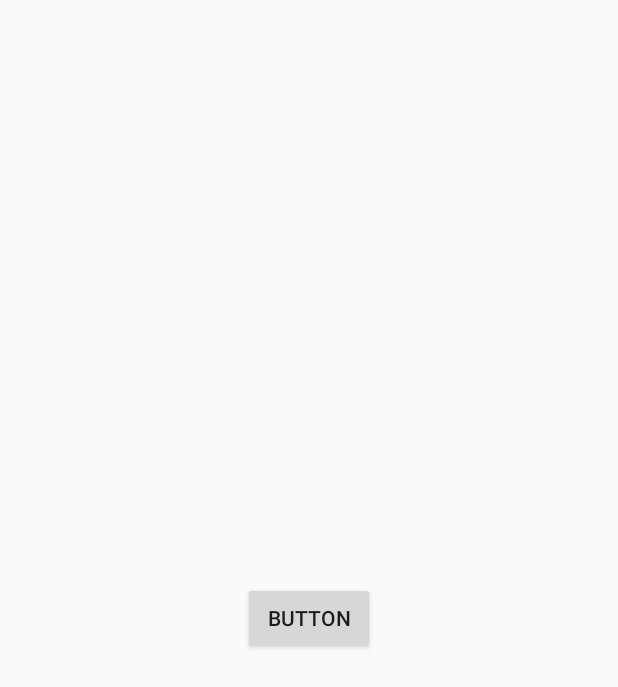
After one commit to MarkXVI/BikeTracker, an Android app: the fragment RegisterFragment placed in its activity, on a phone screen of 412 x 824 dp. The commit adds this screen. Shown: the top 687 px of the screen. Run offline under Robolectric (Android 15) with nearby library versions, the light colour scheme and no system bars.

Commit message:
Added buttons for changing between login and register fragments

```diff
--- /dev/null
+++ b/app/src/main/java/com/example/biketracker/LoginActivity.java
@@ -0,0 +1,15 @@
+package com.example.biketracker;
+
+import android.os.Bundle;
+
+import androidx.appcompat.app.AppCompatActivity;
+
+public class LoginActivity extends AppCompatActivity {
+
+    @Override
+    protected void onCreate(Bundle savedInstanceState) {
+        super.onCreate(savedInstanceState);
+        setContentView(R.layout.activity_login);
+
+    }
+}
--- a/app/src/main/java/com/example/biketracker/ui/login/LoginFragment.java
+++ b/app/src/main/java/com/example/biketracker/ui/login/LoginFragment.java
@@ -1,37 +1,39 @@
 package com.example.biketracker.ui.login;
 
+import android.content.Intent;
 import android.os.Bundle;
 import android.view.LayoutInflater;
 import android.view.View;
 import android.view.ViewGroup;
-import android.widget.TextView;
+import android.widget.Button;
 
-import androidx.annotation.NonNull;
 import androidx.fragment.app.Fragment;
-import androidx.lifecycle.ViewModelProvider;
+import androidx.fragment.app.FragmentManager;
 
-import com.example.biketracker.databinding.FragmentLoginBinding;
+import com.example.biketracker.MainActivity;
+import com.example.biketracker.R;
 
 public class LoginFragment extends Fragment {
 
-    private FragmentLoginBinding binding;
+    @Override
+    public View onCreateView(LayoutInflater inflater, ViewGroup container, Bundle savedInstanceState) {
+        View rootView = inflater.inflate(R.layout.fragment_login, container, false);
+        Button btnRegister = rootView.findViewById(R.id.buttonCreateAccount);
 
-    public View onCreateView(@NonNull LayoutInflater inflater,
-                             ViewGroup container, Bundle savedInstanceState) {
-        LoginViewModel galleryViewModel =
-                new ViewModelProvider(this).get(LoginViewModel.class);
+        btnRegister.setOnClickListener(view -> {
+            FragmentManager fragmentManager = requireActivity().getSupportFragmentManager();
+            fragmentManager.beginTransaction()
+                    .replace(R.id.fragmentContainerView, RegisterFragment.class, null)
+                    .setReorderingAllowed(true)
+                    .addToBackStack("name")
+                    .commit();
+        });
 
-        binding = FragmentLoginBinding.inflate(inflater, container, false);
-        View root = binding.getRoot();
-
-        final TextView textView = binding.textLogin;
-        galleryViewModel.getText().observe(getViewLifecycleOwner(), textView::setText);
-        return root;
-    }
-
-    @Override
-    public void onDestroyView() {
-        super.onDestroyView();
-        binding = null;
+        Button btnLogin = rootView.findViewById(R.id.buttonLogin);
+        btnLogin.setOnClickListener(view -> {
+            Intent intent = new Intent(getActivity(), MainActivity.class);
+            startActivity(intent);
+        });
+        return rootView;
     }
 }
--- /dev/null
+++ b/app/src/main/java/com/example/biketracker/ui/login/RegisterFragment.java
@@ -0,0 +1,32 @@
+package com.example.biketracker.ui.login;
+
+import android.os.Bundle;
+
+import androidx.fragment.app.Fragment;
+import androidx.fragment.app.FragmentManager;
+
+import android.view.LayoutInflater;
+import android.view.View;
+import android.view.ViewGroup;
+import android.widget.Button;
+
+import com.example.biketracker.R;
+
+public class RegisterFragment extends Fragment {
+
+    @Override
+    public View onCreateView(LayoutInflater inflater, ViewGroup container, Bundle savedInstanceState) {
+        View rootView = inflater.inflate(R.layout.fragment_register, container, false);
+        Button btnFirst = rootView.findViewById(R.id.buttonTest);
+
+        btnFirst.setOnClickListener(view -> {
+            FragmentManager fragmentManager = requireActivity().getSupportFragmentManager();
+            fragmentManager.beginTransaction()
+                    .replace(R.id.fragmentContainerView, LoginFragment.class, null)
+                    .setReorderingAllowed(true)
+                    .addToBackStack("name")
+                    .commit();
+        });
+        return rootView;
+    }
+}
--- a/app/src/main/java/com/example/biketracker/ui/map/MapFragment.java
+++ b/app/src/main/java/com/example/biketracker/ui/map/MapFragment.java
@@ -23,8 +23,7 @@ public class MapFragment extends Fragment implements OnMapReadyCallback {
     private FragmentMapBinding binding;
 
     public View onCreateView(@NonNull LayoutInflater inflater, ViewGroup container, Bundle savedInstanceState) {
-        MapViewModel mapViewModel =
-                new ViewModelProvider(this).get(MapViewModel.class);
+
 
         binding = FragmentMapBinding.inflate(inflater, container, false);
         View root = binding.getRoot();
--- /dev/null
+++ b/app/src/main/res/layout/activity_login.xml
@@ -0,0 +1,18 @@
+<?xml version="1.0" encoding="utf-8"?>
+<androidx.constraintlayout.widget.ConstraintLayout xmlns:android="http://schemas.android.com/apk/res/android"
+    xmlns:app="http://schemas.android.com/apk/res-auto"
+    xmlns:tools="http://schemas.android.com/tools"
+    android:layout_width="match_parent"
+    android:layout_height="match_parent">
+
+    <androidx.fragment.app.FragmentContainerView
+        android:id="@+id/fragmentContainerView"
+        android:name="com.example.biketracker.ui.login.LoginFragment"
+        android:layout_width="0dp"
+        android:layout_height="0dp"
+        app:layout_constraintBottom_toBottomOf="parent"
+        app:layout_constraintEnd_toEndOf="parent"
+        app:layout_constraintStart_toStartOf="parent"
+        app:layout_constraintTop_toTopOf="parent"
+        tools:layout="@layout/fragment_login" />
+</androidx.constraintlayout.widget.ConstraintLayout>
--- a/app/src/main/res/layout/app_bar_main.xml
+++ b/app/src/main/res/layout/app_bar_main.xml
@@ -5,7 +5,7 @@
     xmlns:tools="http://schemas.android.com/tools"
     android:layout_width="match_parent"
     android:layout_height="match_parent"
-    tools:context=".MainActivity">
+    tools:context=".LoginActivity">
 
     <com.google.android.material.appbar.AppBarLayout
         android:id="@+id/appBarLayout2"
--- /dev/null
+++ b/app/src/main/res/layout/fragment_register.xml
@@ -0,0 +1,18 @@
+<?xml version="1.0" encoding="utf-8"?>
+<androidx.constraintlayout.widget.ConstraintLayout xmlns:android="http://schemas.android.com/apk/res/android"
+    xmlns:app="http://schemas.android.com/apk/res-auto"
+    xmlns:tools="http://schemas.android.com/tools"
+    android:layout_width="match_parent"
+    android:layout_height="match_parent"
+    tools:context=".ui.login.RegisterFragment">
+
+    <Button
+        android:id="@+id/buttonTest"
+        android:layout_width="wrap_content"
+        android:layout_height="wrap_content"
+        android:text="Button"
+        app:layout_constraintBottom_toBottomOf="parent"
+        app:layout_constraintEnd_toEndOf="parent"
+        app:layout_constraintStart_toStartOf="parent"
+        app:layout_constraintTop_toTopOf="parent" />
+</androidx.constraintlayout.widget.ConstraintLayout>
--- a/app/src/main/res/navigation/mobile_navigation.xml
+++ b/app/src/main/res/navigation/mobile_navigation.xml
@@ -29,9 +29,4 @@
         android:label="@string/account_settings"
         tools:layout="@layout/fragment_settings" />
 
-    <fragment
-        android:id="@+id/nav_login"
-        android:name="com.example.biketracker.ui.login.LoginFragment"
-        android:label="@string/login"
-        tools:layout="@layout/fragment_login"/>
 </navigation>
--- /dev/null
+++ b/app/src/main/res/values-land/dimens.xml
@@ -0,0 +1,3 @@
+<resources>
+      <dimen name="fab_margin">48dp</dimen>
+   </resources>
--- /dev/null
+++ b/app/src/main/res/values-w1240dp/dimens.xml
@@ -0,0 +1,3 @@
+<resources>
+      <dimen name="fab_margin">200dp</dimen>
+   </resources>
--- /dev/null
+++ b/app/src/main/res/values-w600dp/dimens.xml
@@ -0,0 +1,3 @@
+<resources>
+      <dimen name="fab_margin">48dp</dimen>
+   </resources>
--- a/app/src/main/res/values/themes.xml
+++ b/app/src/main/res/values/themes.xml
@@ -22,4 +22,6 @@
     <style name="Theme.NavDrawer.AppBarOverlay" parent="Theme.BikeTracker.NoActionBar" />
 
     <style name="Theme.NavDrawer.PopupOverlay" parent="Theme.BikeTracker.NoActionBar" />
+    <style name="Theme.BikeTracker.AppBarOverlay" parent="ThemeOverlay.AppCompat.Dark.ActionBar" />
+    <style name="Theme.BikeTracker.PopupOverlay" parent="ThemeOverlay.AppCompat.Light" />
 </resources>
```
Also changed, not shown: app/src/main/AndroidManifest.xml (+9 -13 lines), app/src/main/res/values/strings.xml (+13 -2 lines).
